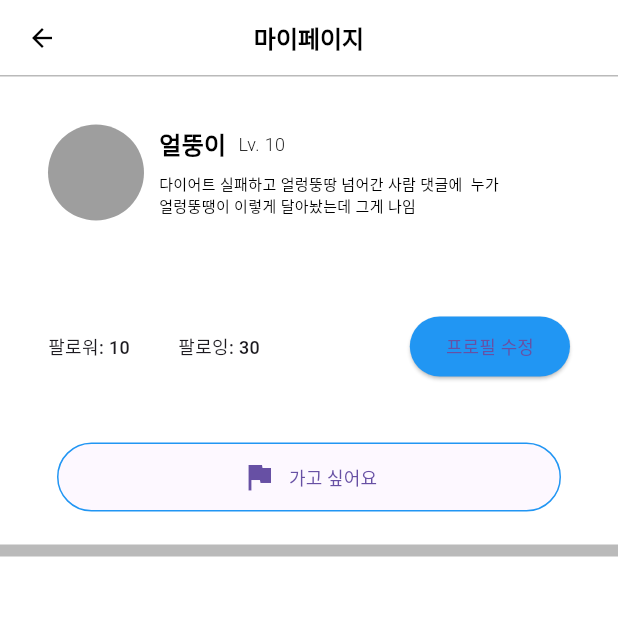
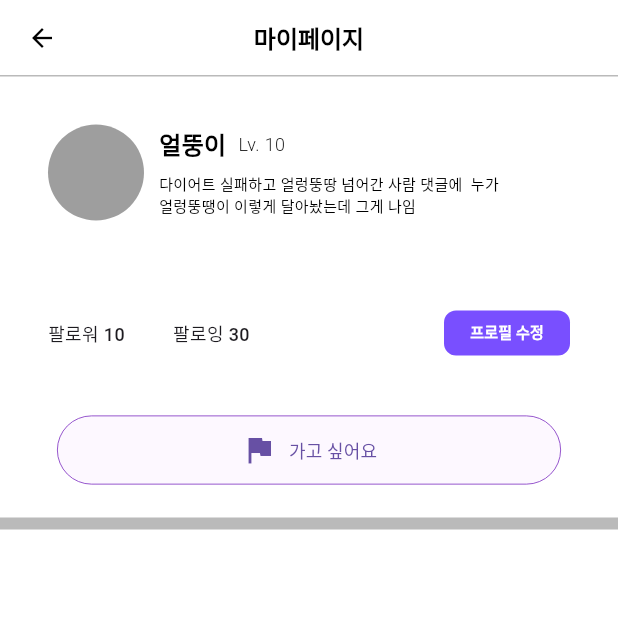
Before and after one commit to 2024yeso/Naholo, a Flutter app: the DiaryUser screen opened directly, on a phone screen of 412 x 824 dp, the top half of it. Run offline on Flutter 3.47's test engine with Material 3 defaults, Android fonts, the phone set to English and light mode, and no system bars; our stand-ins replace auto_size_text, firebase_auth, firebase_core, flutter_rating_bar, flutter_svg, fluttertoast and 4 more; missing offline and left inert: o3d; accounts and stored records are empty.

Commit message:
feat: button color

```diff
--- a/nahollo_ysj/lib/diary/diary_user.dart
+++ b/nahollo_ysj/lib/diary/diary_user.dart
@@ -133,7 +133,7 @@ class DiaryUser extends StatelessWidget {
                 Row(
                   children: [
                     Text(
-                      '팔로워: $follower',
+                      '팔로워 $follower',
                       style: TextStyle(
                         fontSize: SizeScaler.scaleSize(context, 6),
                         fontWeight: FontWeight.w500,
@@ -141,7 +141,7 @@ class DiaryUser extends StatelessWidget {
                     ),
                     SizedBox(width: SizeScaler.scaleSize(context, 16)), // 간격
                     Text(
-                      '팔로잉: $following',
+                      '팔로잉 $following',
                       style: TextStyle(
                         fontSize: SizeScaler.scaleSize(context, 6),
                         fontWeight: FontWeight.w500,
@@ -149,18 +149,29 @@ class DiaryUser extends StatelessWidget {
                     ),
                   ],
                 ),
-                ElevatedButton(
+                SizedBox(
+                  width: SizeScaler.scaleSize(context, 42), // 버튼 너비
+                  height: SizeScaler.scaleSize(context, 15), // 버튼 높이
+                  child: ElevatedButton(
                     onPressed: () {
                       // 프로필 수정 버튼 클릭 시 동작
                     },
                     style: ElevatedButton.styleFrom(
-                    backgroundColor: Colors.blue, // 버튼 색상
+                      backgroundColor: const Color(0xFF794FFF), // 버튼 색상
+                      elevation: 0, // 그림자 제거
+                      shape: RoundedRectangleBorder(
+                        borderRadius: BorderRadius.circular(
+                            SizeScaler.scaleSize(context, 4)), // 모서리 둥글게
+                      ),
+                      padding: EdgeInsets.zero,
                     ),
                     child: Text(
                       '프로필 수정',
                       style: TextStyle(
-                      fontSize: SizeScaler.scaleSize(context, 6),
-                      fontWeight: FontWeight.w500,
+                        color: Colors.white,
+                        fontSize: SizeScaler.scaleSize(context, 5),
+                        fontWeight: FontWeight.w600,
+                      ),
                     ),
                   ),
                 ),
@@ -178,8 +189,9 @@ class DiaryUser extends StatelessWidget {
                   // 버튼 클릭 시 동작
                 },
                 style: OutlinedButton.styleFrom(
-                  backgroundColor: const Color(0xFFEFBDFF).withOpacity(0.1), // 버튼 색상
-                  side: BorderSide(color: Colors.blue, width: 1), // 수정
+                  backgroundColor:
+                      const Color(0xFFEFBDFF).withOpacity(0.1), // 버튼 색상
+                  side: BorderSide(color: Color(0xFF7320BC), width: 0.5), // 수정
                   elevation: 0,
                   padding: EdgeInsets.zero, // 패딩 제거
                 ),
```
Lines whose indentation alone changed are shown as unchanged.
